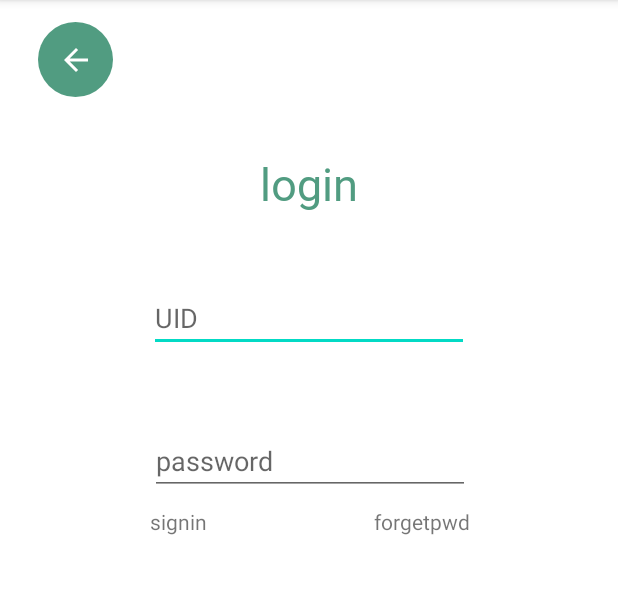
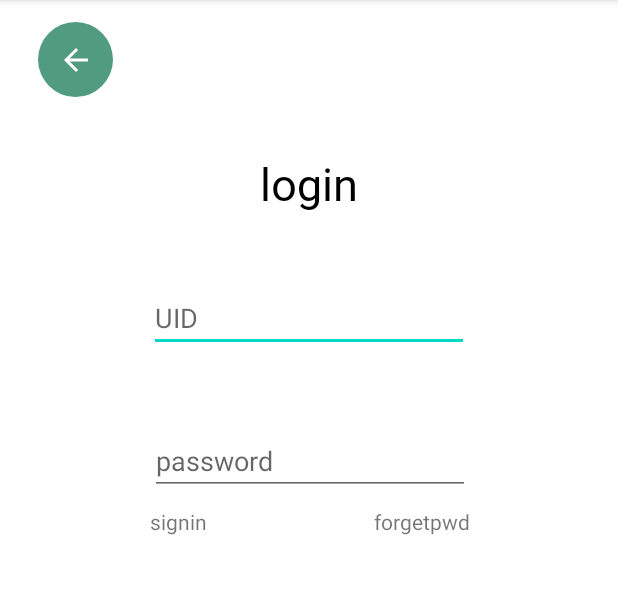
Before and after one commit to joey60504/SDHW, an Android app: the screen it shows after launch (MainActivity), on a phone screen of 412 x 824 dp, the part 84-678 px from its top. Run offline under Robolectric (Android 15) with nearby library versions, the phone set to English and light mode, and no system bars.

Commit message:
改黑色

```diff
--- a/app/src/main/res/layout/activity_main.xml
+++ b/app/src/main/res/layout/activity_main.xml
@@ -12,7 +12,7 @@
         android:layout_height="wrap_content"
         android:fontFamily="@font/font1"
         android:text="@string/login"
-        android:textColor="@color/green"
+        android:textColor="@color/black"
         android:textSize="30sp"
         app:layout_constraintBottom_toBottomOf="parent"
         app:layout_constraintEnd_toEndOf="parent"
```
